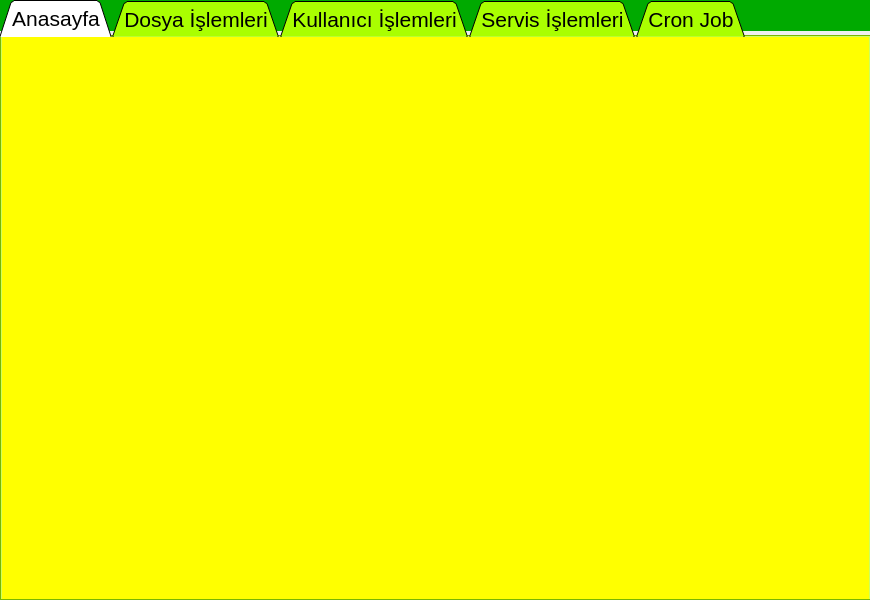
First picture: the form in MainGUI.ui, repository Slmdlgl40/LinuxSystemManagement, before the edit.
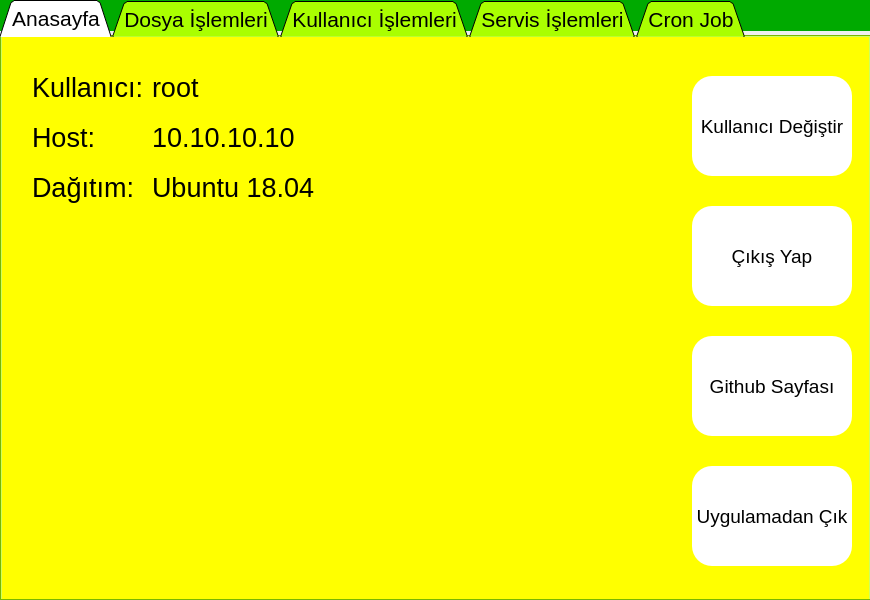
Second picture: the form after the edit. Icons and pictures are not drawn.

```diff
--- a/MainGUI.ui
+++ b/MainGUI.ui
@@ -84,6 +84,272 @@
       <property name="styleSheet">
        <string notr="true">background-color:yellow</string>
       </property>
+      <widget class="QLabel" name="label">
+       <property name="geometry">
+        <rect>
+         <x>30</x>
+         <y>30</y>
+         <width>111</width>
+         <height>41</height>
+        </rect>
+       </property>
+       <property name="font">
+        <font>
+         <pointsize>20</pointsize>
+        </font>
+       </property>
+       <property name="text">
+        <string>Kullanıcı:</string>
+       </property>
+      </widget>
+      <widget class="QLabel" name="label_2">
+       <property name="geometry">
+        <rect>
+         <x>30</x>
+         <y>80</y>
+         <width>111</width>
+         <height>41</height>
+        </rect>
+       </property>
+       <property name="font">
+        <font>
+         <pointsize>20</pointsize>
+        </font>
+       </property>
+       <property name="text">
+        <string>Host:</string>
+       </property>
+      </widget>
+      <widget class="QLabel" name="label_user">
+       <property name="geometry">
+        <rect>
+         <x>150</x>
+         <y>30</y>
+         <width>241</width>
+         <height>41</height>
+        </rect>
+       </property>
+       <property name="font">
+        <font>
+         <pointsize>20</pointsize>
+        </font>
+       </property>
+       <property name="text">
+        <string>root</string>
+       </property>
+      </widget>
+      <widget class="QLabel" name="label_host">
+       <property name="geometry">
+        <rect>
+         <x>150</x>
+         <y>80</y>
+         <width>241</width>
+         <height>41</height>
+        </rect>
+       </property>
+       <property name="font">
+        <font>
+         <pointsize>20</pointsize>
+        </font>
+       </property>
+       <property name="text">
+        <string>10.10.10.10</string>
+       </property>
+      </widget>
+      <widget class="QLabel" name="label_3">
+       <property name="geometry">
+        <rect>
+         <x>30</x>
+         <y>130</y>
+         <width>111</width>
+         <height>41</height>
+        </rect>
+       </property>
+       <property name="font">
+        <font>
+         <pointsize>20</pointsize>
+        </font>
+       </property>
+       <property name="text">
+        <string>Dağıtım:</string>
+       </property>
+      </widget>
+      <widget class="QLabel" name="label_distro">
+       <property name="geometry">
+        <rect>
+         <x>150</x>
+         <y>130</y>
+         <width>241</width>
+         <height>41</height>
+        </rect>
+       </property>
+       <property name="font">
+        <font>
+         <pointsize>20</pointsize>
+        </font>
+       </property>
+       <property name="text">
+        <string>Ubuntu 18.04</string>
+       </property>
+      </widget>
+      <widget class="QWidget" name="widget_7" native="true">
+       <property name="geometry">
+        <rect>
+         <x>670</x>
+         <y>-1</y>
+         <width>201</width>
+         <height>571</height>
+        </rect>
+       </property>
+       <property name="styleSheet">
+        <string notr="true">QToolButton
+{
+background-color:white;
+border-radius:20px;
+}
+
+QToolButton:hover
+{
+background-color:#dfdfdf
+}</string>
+       </property>
+       <widget class="QToolButton" name="toolButton_chng_usr">
+        <property name="geometry">
+         <rect>
+          <x>20</x>
+          <y>40</y>
+          <width>160</width>
+          <height>100</height>
+         </rect>
+        </property>
+        <property name="font">
+         <font>
+          <pointsize>14</pointsize>
+         </font>
+        </property>
+        <property name="styleSheet">
+         <string notr="true"/>
+        </property>
+        <property name="text">
+         <string>Kullanıcı Değiştir</string>
+        </property>
+        <property name="icon">
+         <iconset resource="images/images.qrc">
+          <normaloff>:/images/user.png</normaloff>:/images/user.png</iconset>
+        </property>
+        <property name="iconSize">
+         <size>
+          <width>70</width>
+          <height>70</height>
+         </size>
+        </property>
+        <property name="toolButtonStyle">
+         <enum>Qt::ToolButtonTextUnderIcon</enum>
+        </property>
+       </widget>
+       <widget class="QToolButton" name="toolButton_exit">
+        <property name="geometry">
+         <rect>
+          <x>20</x>
+          <y>430</y>
+          <width>160</width>
+          <height>100</height>
+         </rect>
+        </property>
+        <property name="font">
+         <font>
+          <pointsize>14</pointsize>
+         </font>
+        </property>
+        <property name="styleSheet">
+         <string notr="true"/>
+        </property>
+        <property name="text">
+         <string>Uygulamadan Çık</string>
+        </property>
+        <property name="icon">
+         <iconset resource="images/images.qrc">
+          <normaloff>:/images/power-button.png</normaloff>:/images/power-button.png</iconset>
+        </property>
+        <property name="iconSize">
+         <size>
+          <width>70</width>
+          <height>70</height>
+         </size>
+        </property>
+        <property name="toolButtonStyle">
+         <enum>Qt::ToolButtonTextUnderIcon</enum>
+        </property>
+       </widget>
+       <widget class="QToolButton" name="toolButton_disconnect">
+        <property name="geometry">
+         <rect>
+          <x>20</x>
+          <y>170</y>
+          <width>160</width>
+          <height>100</height>
+         </rect>
+        </property>
+        <property name="font">
+         <font>
+          <pointsize>14</pointsize>
+         </font>
+        </property>
+        <property name="styleSheet">
+         <string notr="true"/>
+        </property>
+        <property name="text">
+         <string>Çıkış Yap</string>
+        </property>
+        <property name="icon">
+         <iconset resource="images/images.qrc">
+          <normaloff>:/images/exit.png</normaloff>:/images/exit.png</iconset>
+        </property>
+        <property name="iconSize">
+         <size>
+          <width>70</width>
+          <height>70</height>
+         </size>
+        </property>
+        <property name="toolButtonStyle">
+         <enum>Qt::ToolButtonTextUnderIcon</enum>
+        </property>
+       </widget>
+       <widget class="QToolButton" name="toolButton_2">
+        <property name="geometry">
+         <rect>
+          <x>20</x>
+          <y>300</y>
+          <width>160</width>
+          <height>100</height>
+         </rect>
+        </property>
+        <property name="font">
+         <font>
+          <pointsize>14</pointsize>
+         </font>
+        </property>
+        <property name="styleSheet">
+         <string notr="true"/>
+        </property>
+        <property name="text">
+         <string>Github Sayfası</string>
+        </property>
+        <property name="icon">
+         <iconset resource="images/images.qrc">
+          <normaloff>:/images/browser.png</normaloff>:/images/browser.png</iconset>
+        </property>
+        <property name="iconSize">
+         <size>
+          <width>70</width>
+          <height>70</height>
+         </size>
+        </property>
+        <property name="toolButtonStyle">
+         <enum>Qt::ToolButtonTextUnderIcon</enum>
+        </property>
+       </widget>
+      </widget>
      </widget>
     </widget>
     <widget class="QWidget" name="tab_2">
```
Left out of the diff: 2 changed lines with no effect on the pictures.
